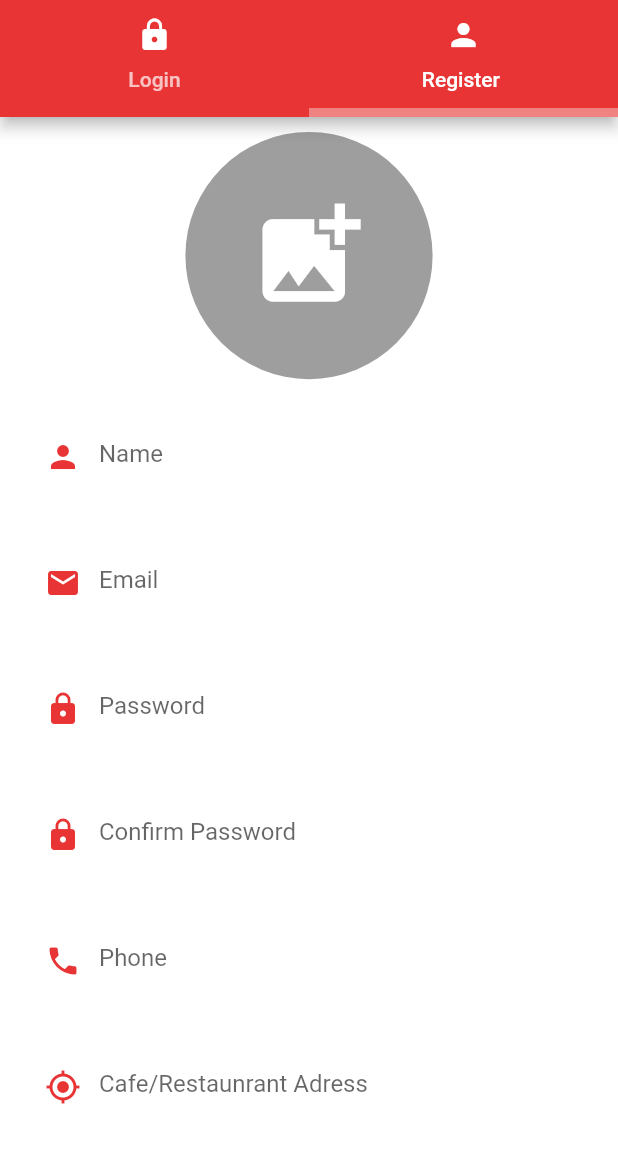
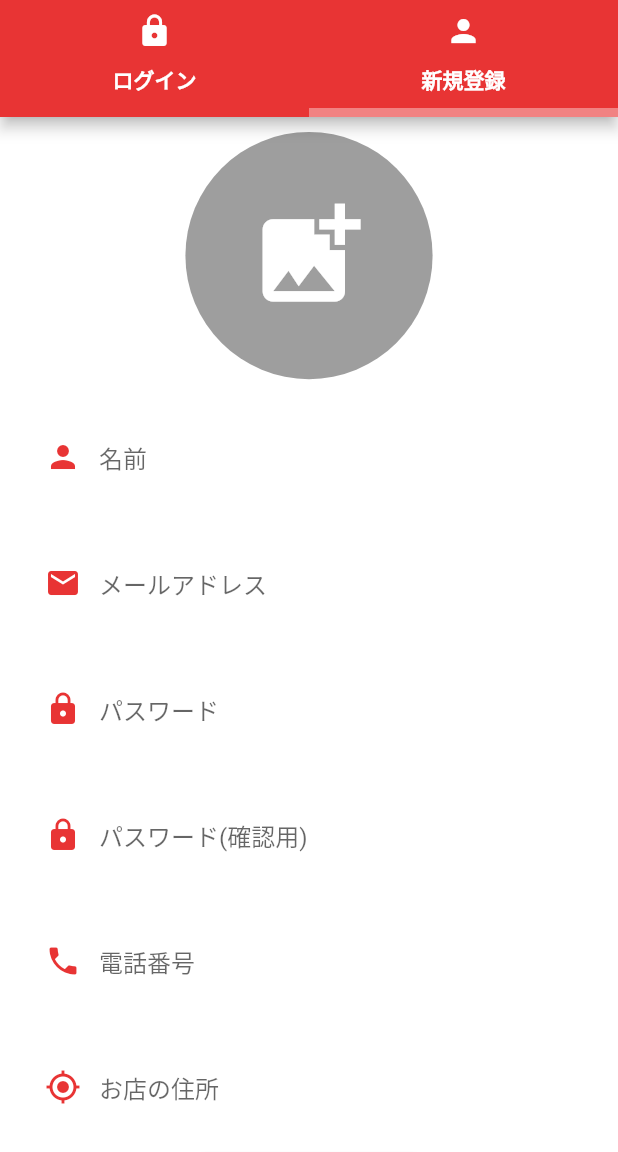
Before and after one commit to SeyaKen/GoogleMap0-SplashScreen, a Flutter app: the screen it shows after launch, tab 2 chosen, on a phone screen of 412 x 824 dp, the part 84-1236 px from its top. Run offline on Flutter 3.47's test engine with Material 2 defaults, Android fonts, the phone set to English and light mode, and no system bars; our stand-ins replace geocoding, geolocator, image_picker.

Commit message:
Translate to Japanese

```diff
--- a/lib/authentication/auth_screen.dart
+++ b/lib/authentication/auth_screen.dart
@@ -38,14 +38,26 @@ class _AuthScreenState extends State<AuthScreen> {
                 Icons.lock,
                 color: Colors.white,
               ),
-              text: 'Login',
+              child: Text(
+                'ログイン',
+                style: TextStyle(
+                  color: Colors.white,
+                  fontWeight: FontWeight.w600,
+                )
+              ),
             ),
             Tab(
               icon: Icon(
                 Icons.person,
                 color: Colors.white,
               ),
-              text: 'Register ',
+              child: Text(
+                '新規登録',
+                style: TextStyle(
+                  color: Colors.white,
+                  fontWeight: FontWeight.w600,
+                )
+              ),
             ),
           ],
           indicatorColor: Colors.white38,
--- a/lib/authentication/login.dart
+++ b/lib/authentication/login.dart
@@ -38,13 +38,13 @@ class _LoginScreenState extends State<LoginScreen> {
                 CustomTextField(
                   data: Icons.email,
                   controller: emailController,
-                  hintText: 'Email',
+                  hintText: 'メールアドレス',
                   isObsecre: false,
                 ),
                 CustomTextField(
                   data: Icons.lock,
                   controller: passwordController,
-                  hintText: 'Password',
+                  hintText: 'パスワード',
                   isObsecre: true,
                 ),
                ],
@@ -55,9 +55,10 @@ class _LoginScreenState extends State<LoginScreen> {
                 ),
                 ElevatedButton(
                   child: const Text(
-                      'Login',
+                      'ログイン',
                       style: TextStyle(
                         color: Colors.white,
+                        fontSize: 17,
                         fontWeight: FontWeight.bold,
                       )),
                   style: ElevatedButton.styleFrom(
@@ -65,9 +66,9 @@ class _LoginScreenState extends State<LoginScreen> {
                       borderRadius: BorderRadius.circular(30),
                     ),
                     primary: const Color(0xffe83434),
-                    padding: EdgeInsets.symmetric(
-                      horizontal: MediaQuery.of(context).size.width * 0.36,
-                      vertical: 17
+                    padding: const EdgeInsets.symmetric(
+                      horizontal: 140,
+                      vertical: 15
                     ),
                   ),
                   onPressed: () {
--- a/lib/authentication/register.dart
+++ b/lib/authentication/register.dart
@@ -115,37 +115,37 @@ class _RegisterScreenState extends State<RegisterScreen> {
                 CustomTextField(
                   data: Icons.person,
                   controller: nameController,
-                  hintText: 'Name',
+                  hintText: '名前',
                   isObsecre: false,
                 ),
                 CustomTextField(
                   data: Icons.email,
                   controller: emailController,
-                  hintText: 'Email',
+                  hintText: 'メールアドレス',
                   isObsecre: false,
                 ),
                 CustomTextField(
                   data: Icons.lock,
                   controller: passwordController,
-                  hintText: 'Password',
+                  hintText: 'パスワード',
                   isObsecre: true,
                 ),
                 CustomTextField(
                   data: Icons.lock,
                   controller: confirmPasswordController,
-                  hintText: 'Confirm Password',
+                  hintText: 'パスワード(確認用)',
                   isObsecre: true,
                 ),
                 CustomTextField(
                   data: Icons.phone,
                   controller: phoneController,
-                  hintText: 'Phone',
+                  hintText: '電話番号',
                   isObsecre: false,
                 ),
                 CustomTextField(
                   data: Icons.my_location,
                   controller: locationController,
-                  hintText: 'Cafe/Restaunrant Adress',
+                  hintText: 'お店の住所',
                   isObsecre: false,
                 ),
                 Container(
@@ -154,7 +154,7 @@ class _RegisterScreenState extends State<RegisterScreen> {
                     alignment: Alignment.center,
                     child: ElevatedButton.icon(
                       label: const Text(
-                        'Get my Current Location',
+                        '現在地を取得する',
                         style: TextStyle(color: Colors.white),
                       ),
                       icon: const Icon(
@@ -175,9 +175,10 @@ class _RegisterScreenState extends State<RegisterScreen> {
                   height: 30,
                 ),
                 ElevatedButton(
-                  child: const Text('Sign up',
+                  child: const Text('新規登録',
                       style: TextStyle(
                         color: Colors.white,
+                        fontSize: 17,
                         fontWeight: FontWeight.bold,
                       )),
                   style: ElevatedButton.styleFrom(
@@ -185,9 +186,9 @@ class _RegisterScreenState extends State<RegisterScreen> {
                     shape: RoundedRectangleBorder(
                       borderRadius: BorderRadius.circular(30),
                     ),
-                    padding: EdgeInsets.symmetric(
-                        horizontal: MediaQuery.of(context).size.width * 0.36,
-                        vertical: 17
+                    padding: const EdgeInsets.symmetric(
+                        horizontal: 140,
+                        vertical: 15
                       ),
                   ),
                   onPressed: () {
```
